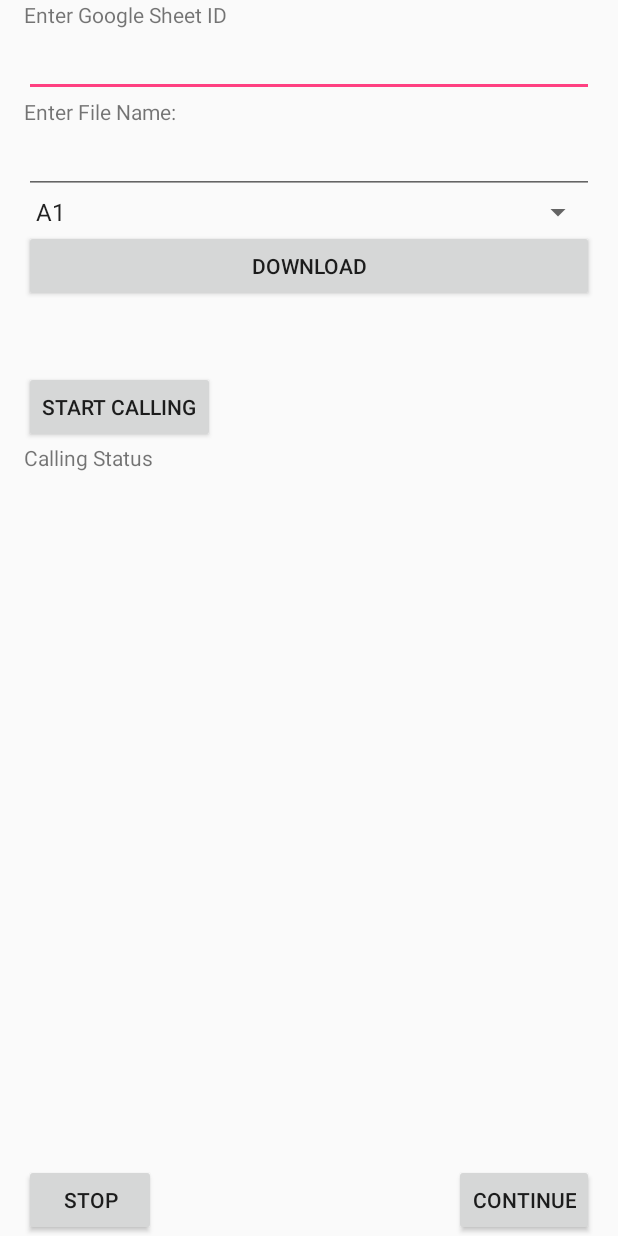
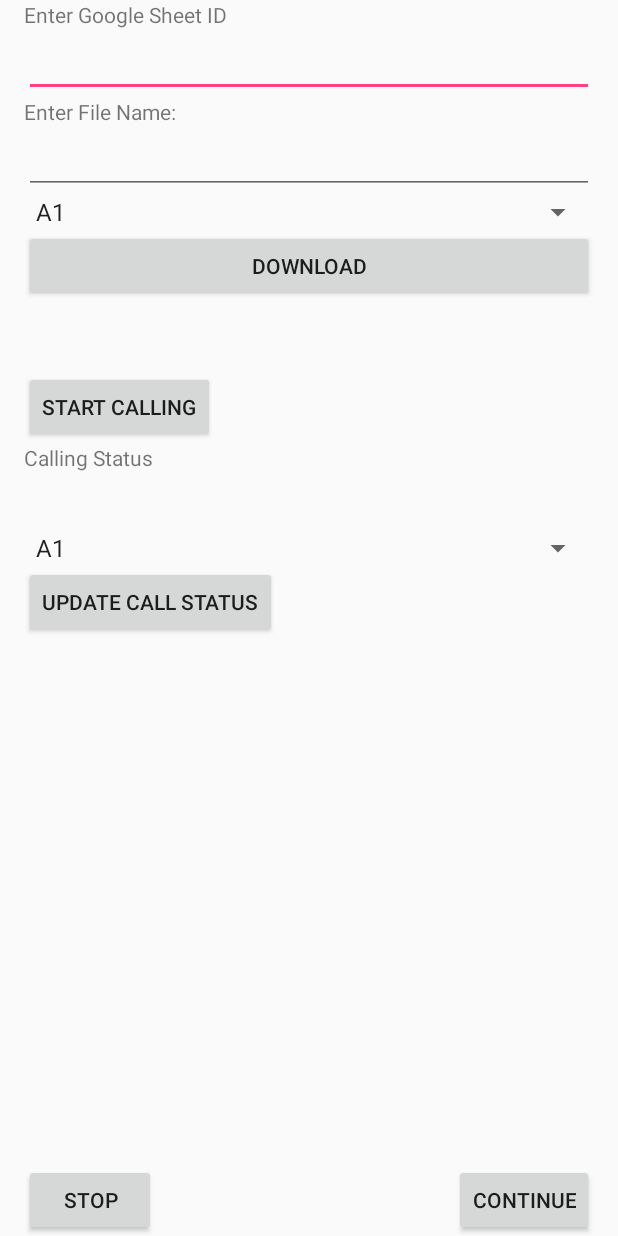
Before and after one commit to dilipkumarvignesh/folkCalling, an Android app: the screen it shows after launch (MainActivity), on a phone screen of 412 x 824 dp. Run offline under Robolectric (Android 15) with nearby library versions, the phone set to English and light mode, and no system bars.

Commit message:
Update Status Integrated

```diff
--- a/app/src/main/java/com/iskcon/pfh/folkcalling/MainActivity.java
+++ b/app/src/main/java/com/iskcon/pfh/folkcalling/MainActivity.java
@@ -9,7 +9,6 @@ import android.net.ConnectivityManager;
 import android.net.NetworkInfo;
 import android.net.Uri;
 import android.os.Bundle;
-import android.os.Handler;
 import android.speech.tts.TextToSpeech;
 import android.support.v4.app.ActivityCompat;
 import android.support.v7.app.AppCompatActivity;
@@ -42,7 +41,7 @@ public class MainActivity extends AppCompatActivity implements View.OnClickListe
     TextView txtStatus;
     String jName;
     Integer Callenabled;
-    Button btnDownload,CallStop,CallContinue;
+    Button btnDownload,CallStop,CallContinue,UpdateCallStatus;
 
     JSONArray jA = new JSONArray();
     View vi;
@@ -95,17 +94,18 @@ public class MainActivity extends AppCompatActivity implements View.OnClickListe
 //                    Intent showDialogIntent = new Intent(MainActivity.this, DisplayMessageActivity.class);
 //                        showDialogIntent.putExtra("Name", jName);
 //                        startActivityForResult(showDialogIntent, 2);
-//                    FragmentManager fm = getFragmentManager();
-//                    CallStatus cs = new CallStatus();
-//                    cs.show(fm,"DialogFragment");
-                    Runnable showDialogRun = new Runnable() {
-                        public void run() {
-                            repeatCall();
-                        }
-                    };
-                    Handler h = new Handler();
-                    h.postDelayed(showDialogRun, 3000);
-
+//                    if (i!=0) {
+//                        FragmentManager fm = getFragmentManager();
+//                        CallStatus cs = new CallStatus();
+//                        cs.show(fm, "DialogFragment");
+//                        Runnable showDialogRun = new Runnable() {
+//                            public void run() {
+//                                repeatCall();
+//                            }
+//                        };
+//                        Handler h = new Handler();
+//                        h.postDelayed(showDialogRun, 3000);
+//                    }
                 }
             }
         };
@@ -124,9 +124,12 @@ public class MainActivity extends AppCompatActivity implements View.OnClickListe
             }
         });
         CallStop = (Button) findViewById(R.id.CALLSTOP);
+        UpdateCallStatus = (Button)findViewById(R.id.UpdateCallStatus);
         CallContinue = (Button) findViewById(R.id.CALLCONTINUE);
         CallStop.setOnClickListener(this);
         CallContinue.setOnClickListener(this);
+        UpdateCallStatus.setOnClickListener(this);
+
 //        Button fab = (Button) findViewById(R.id.btn1);
 //        fab.setOnClickListener(new View.OnClickListener() {
 //            @Override
@@ -175,7 +178,19 @@ public class MainActivity extends AppCompatActivity implements View.OnClickListe
                  Callenabled = 0;
                 Log.d("info","CallEnabled:"+"FALSE");
                 break;
+            case R.id.UpdateCallStatus:
+                try {
+                    JSONObject objects = jA.getJSONObject(i-1);
 
+                    String jNumber = objects.get("Number").toString();
+                    Spinner sta = (Spinner) findViewById(R.id.updateSpinner);
+                    String StatusValue = sta.getSelectedItem().toString();
+                    updateStatus(jNumber,StatusValue);
+                    repeatCall();
+                }
+                catch (JSONException e){
+                    e.printStackTrace();
+                }
 
         }
     }
@@ -341,60 +356,11 @@ public void callNow()
                 String Status = i + " Contacts Called " + cou + " Contacts Remaining";
                 txtStatus.setText(Status);
                 final Context context = this;
-                Runnable showDialogRun = new Runnable() {
-                    public void run() {
-//                        Intent showDialogIntent = new Intent(MainActivity.this, DisplayMessageActivity.class);
-//                        showDialogIntent.putExtra("Name", jName);
-//                        startActivityForResult(showDialogIntent, 2);
-//
-//                        // get prompts.xml view
-//                        LayoutInflater li = LayoutInflater.from(context);
-//                        View promptsView = li.inflate(R.layout.custom_dialog, null);
-//
-//                        AlertDialog.Builder alertDialogBuilder = new AlertDialog.Builder(
-//                                context);
-//
-//                        // set prompts.xml to alertdialog builder
-//                        alertDialogBuilder.setView(promptsView);
-//
-//                        final EditText userInput = (EditText) promptsView
-//                                .findViewById(R.id.editTextDialogUserInput);
-
-                        // set dialog message
-//                        alertDialogBuilder
-//                                .setCancelable(false)
-//                                .setPositiveButton("OK",
-//                                        new DialogInterface.OnClickListener() {
-//                                            public void onClick(DialogInterface dialog,int id) {
-//                                                // get user input and set it to result
-//                                                // edit text
-//                                                result.setText(userInput.getText());
-//                                            }
-//                                        })
-//                                .setNegativeButton("Cancel",
-//                                        new DialogInterface.OnClickListener() {
-//                                            public void onClick(DialogInterface dialog,int id) {
-//                                                dialog.cancel();
-//                                            }
-//                                        });
-//
-//                        // create alert dialog
-//                        AlertDialog alertDialog = alertDialogBuilder.create();
-//
-//                        // show it
-//                        alertDialog.show();
 
 
 
 
 
-                    }
-                };
-
-                Handler h = new Handler();
-                h.postDelayed(showDialogRun, 2000);
-                CallStatusUpdate updateCall = new CallStatusUpdate();
-                updateCall.writeStatus(jNumber,"Y1",this);
             }
 
             //vi.addView(ly1, params1);
@@ -409,6 +375,13 @@ public void callNow()
 
 
     }
+
+    public void updateStatus(String number, String Status)
+    {
+        CallStatusUpdate updateCall = new CallStatusUpdate();
+        updateCall.writeStatus(number,Status,this);
+    }
+
     @Override
     protected void onActivityResult(int requestCode, int resultCode, Intent data) {
         Log.d("info","Inside OnActivityResult");
--- a/app/src/main/res/layout/activity_main.xml
+++ b/app/src/main/res/layout/activity_main.xml
@@ -76,7 +76,30 @@
         />
 
 
+    <RelativeLayout
+        android:layout_width="match_parent"
+        android:layout_height="wrap_content"
+        android:layout_below="@+id/UpdatedStatus1"
+        >
+        <TextView
+            android:layout_width="wrap_content"
+            android:layout_height="wrap_content"
+            android:id="@+id/txtStatus"
+           />
+        <Spinner
+            android:layout_below="@+id/txtStatus"
+            android:id="@+id/updateSpinner"
+            android:layout_width="match_parent"
+            android:layout_height="wrap_content"
+            android:entries="@array/array_name"/>
+        <Button
+            android:id="@+id/UpdateCallStatus"
+            android:layout_width="wrap_content"
+            android:layout_height="wrap_content"
+            android:layout_below="@+id/updateSpinner"
+            android:text="Update Call Status" />
 
+    </RelativeLayout>
     <RelativeLayout
         android:layout_width="match_parent"
         android:layout_height="wrap_content"
```
